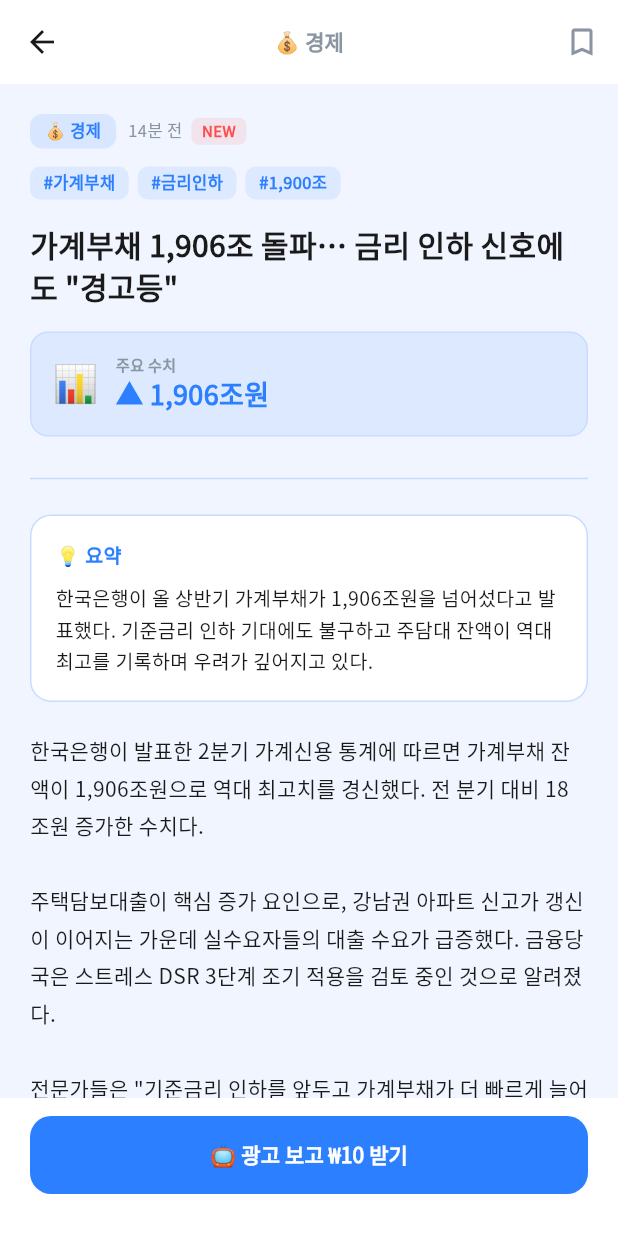
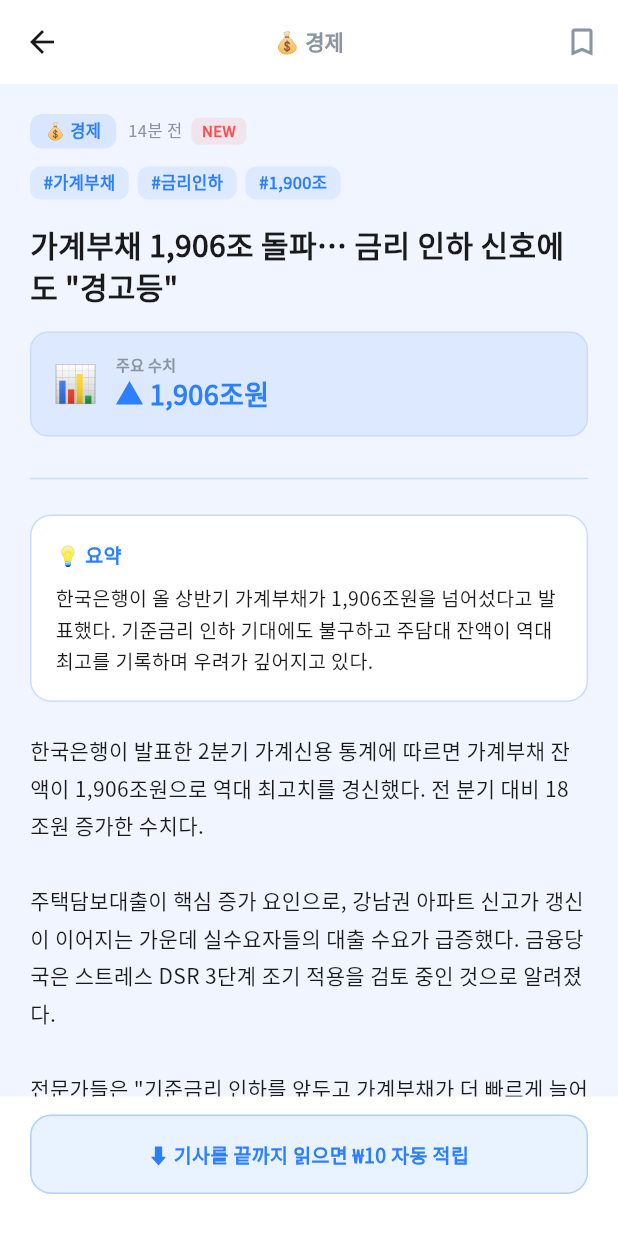
Before and after one commit to freekino2000-boop/myming-flutter, a Flutter app: the ArticleViewPage screen opened directly with sample values from the repository, on a phone screen of 412 x 824 dp. Shown: the top 1233 px of the screen. Run offline on Flutter 3.47's test engine with Material 3 defaults, Android fonts, the phone set to English and light mode, and no system bars; our stand-ins replace dio, google_fonts, pedometer, shared_preferences, webview_flutter; missing offline and left inert: flame; accounts and stored records are empty.

Commit message:
feat: 카드뉴스 스크롤 완료 시 자동 적립, overscroll 텐션 제거
- 기사 탭 시 즉시 읽음 처리하던 버그 수정 → 스크롤 90% 도달 시 자동 적립
- ArticleViewPage를 StatefulWidget으로 전환, ScrollController로 스크롤 감지
- 하단 버튼 제거 → 안내 문구 표시 (읽기 전/후 상태 구분)
- MaterialScrollBehavior.overscroll: false로 앱 전체 stretch 효과 제거

Co-Authored-By: Claude Sonnet 4.6 <noreply@anthropic.com>

```diff
--- a/lib/main.dart
+++ b/lib/main.dart
@@ -72,6 +72,7 @@ class _MyMingAppState extends State<MyMingApp> with WidgetsBindingObserver {
       title: '마이밍',
       debugShowCheckedModeBanner: false,
       theme: AppTheme.theme,
+      scrollBehavior: const MaterialScrollBehavior().copyWith(overscroll: false),
       initialRoute: '/login',
       // ── 전체 라우트 테이블 ────────────────────────────────
       routes: {
--- a/lib/pages/card_news/article_view_page.dart
+++ b/lib/pages/card_news/article_view_page.dart
@@ -7,13 +7,66 @@ import '../../models/app_state.dart';
 import '../../models/card_news_model.dart';
 import '../../theme/app_theme.dart';
 
-class ArticleViewPage extends StatelessWidget {
+class ArticleViewPage extends StatefulWidget {
   final CardNews news;
   const ArticleViewPage({super.key, required this.news});
 
   @override
+  State<ArticleViewPage> createState() => _ArticleViewPageState();
+}
+
+class _ArticleViewPageState extends State<ArticleViewPage> {
+  final _scrollController = ScrollController();
+  bool _earned = false;
+
+  @override
+  void initState() {
+    super.initState();
+    if (!widget.news.isRead) {
+      _scrollController.addListener(_onScroll);
+    }
+  }
+
+  @override
+  void dispose() {
+    _scrollController.dispose();
+    super.dispose();
+  }
+
+  void _onScroll() {
+    if (_earned || widget.news.isRead) return;
+    final pos = _scrollController.position;
+    if (pos.pixels >= pos.maxScrollExtent * 0.9) {
+      _markRead();
+    }
+  }
+
+  void _markRead() {
+    if (_earned || widget.news.isRead) return;
+    setState(() {
+      _earned = true;
+      widget.news.isRead = true;
+    });
+    final state = context.read<AppState>();
+    state.readCNArticle();
+    state.earn('📰', '기사 읽기 적립', 10);
+    ScaffoldMessenger.of(context).showSnackBar(
+      const SnackBar(content: Text('₩10 적립! 기사를 다 읽었어요 🎉'), duration: Duration(seconds: 2)),
+    );
+  }
+
+  Color _catColor(NewsCategory cat) {
+    switch (cat) {
+      case NewsCategory.economy:  return AppColors.economy;
+      case NewsCategory.realty:   return AppColors.realty;
+      case NewsCategory.issue:    return AppColors.issue;
+      case NewsCategory.tenancy:  return AppColors.tenancy;
+    }
+  }
+
+  @override
   Widget build(BuildContext context) {
-    final state = context.watch<AppState>();
+    final isRead = widget.news.isRead;
 
     return Scaffold(
       backgroundColor: AppColors.surface,
@@ -24,15 +77,16 @@ class ArticleViewPage extends StatelessWidget {
           icon: const Icon(Icons.arrow_back, color: AppColors.text),
           onPressed: () => Navigator.pop(context),
         ),
-        title: Text(news.category.label, style: const TextStyle(fontSize: 14, color: AppColors.muted, fontWeight: FontWeight.w700)),
+        title: Text(widget.news.category.label, style: const TextStyle(fontSize: 14, color: AppColors.muted, fontWeight: FontWeight.w700)),
         actions: [
           IconButton(
-            icon: Icon(news.isBookmarked ? Icons.bookmark : Icons.bookmark_border, color: news.isBookmarked ? AppColors.primary : AppColors.muted),
+            icon: Icon(widget.news.isBookmarked ? Icons.bookmark : Icons.bookmark_border, color: widget.news.isBookmarked ? AppColors.primary : AppColors.muted),
             onPressed: () {},
           ),
         ],
       ),
       body: SingleChildScrollView(
+        controller: _scrollController,
         padding: const EdgeInsets.all(20),
         child: Column(
           crossAxisAlignment: CrossAxisAlignment.start,
@@ -42,12 +96,12 @@ class ArticleViewPage extends StatelessWidget {
               children: [
                 Container(
                   padding: const EdgeInsets.symmetric(horizontal: 10, vertical: 3),
-                  decoration: BoxDecoration(color: _catColor(news.category).withOpacity(0.12), borderRadius: BorderRadius.circular(8)),
-                  child: Text(news.category.label, style: TextStyle(fontSize: 11, fontWeight: FontWeight.w700, color: _catColor(news.category))),
+                  decoration: BoxDecoration(color: _catColor(widget.news.category).withOpacity(0.12), borderRadius: BorderRadius.circular(8)),
+                  child: Text(widget.news.category.label, style: TextStyle(fontSize: 11, fontWeight: FontWeight.w700, color: _catColor(widget.news.category))),
                 ),
                 const SizedBox(width: 8),
-                Text(news.time, style: AppTheme.caption),
-                if (news.isNew) ...[
+                Text(widget.news.time, style: AppTheme.caption),
+                if (widget.news.isNew) ...[
                   const SizedBox(width: 6),
                   Container(padding: const EdgeInsets.symmetric(horizontal: 7, vertical: 2), decoration: BoxDecoration(color: const Color(0x1AFF4B4B), borderRadius: BorderRadius.circular(5)), child: const Text('NEW', style: TextStyle(fontSize: 10, fontWeight: FontWeight.w900, color: Color(0xFFFF4B4B)))),
                 ],
@@ -59,7 +113,7 @@ class ArticleViewPage extends StatelessWidget {
             // 키워드
             Wrap(
               spacing: 6, runSpacing: 4,
-              children: news.keywords.map((k) => Container(
+              children: widget.news.keywords.map((k) => Container(
                 padding: const EdgeInsets.symmetric(horizontal: 9, vertical: 3),
                 decoration: BoxDecoration(color: AppColors.primaryDim, borderRadius: BorderRadius.circular(7)),
                 child: Text('#$k', style: const TextStyle(fontSize: 11, fontWeight: FontWeight.w700, color: AppColors.primary)),
@@ -69,12 +123,12 @@ class ArticleViewPage extends StatelessWidget {
             const SizedBox(height: 16),
 
             // 헤드라인
-            Text(news.headline, style: const TextStyle(fontSize: 20, fontWeight: FontWeight.w900, color: AppColors.text, height: 1.4)),
+            Text(widget.news.headline, style: const TextStyle(fontSize: 20, fontWeight: FontWeight.w900, color: AppColors.text, height: 1.4)),
 
             const SizedBox(height: 16),
 
             // 수치 박스
-            if (news.stat.isNotEmpty)
+            if (widget.news.stat.isNotEmpty)
               Container(
                 width: double.infinity,
                 padding: const EdgeInsets.all(14),
@@ -87,7 +141,7 @@ class ArticleViewPage extends StatelessWidget {
                       crossAxisAlignment: CrossAxisAlignment.start,
                       children: [
                         const Text('주요 수치', style: TextStyle(fontSize: 10, color: AppColors.muted, fontWeight: FontWeight.w700)),
-                        Text(news.stat, style: const TextStyle(fontSize: 18, fontWeight: FontWeight.w900, color: AppColors.primary)),
+                        Text(widget.news.stat, style: const TextStyle(fontSize: 18, fontWeight: FontWeight.w900, color: AppColors.primary)),
                       ],
                     ),
                   ],
@@ -107,7 +161,7 @@ class ArticleViewPage extends StatelessWidget {
                 children: [
                   const Text('💡 요약', style: TextStyle(fontSize: 13, fontWeight: FontWeight.w900, color: AppColors.primary)),
                   const SizedBox(height: 8),
-                  Text(news.summary, style: AppTheme.body.copyWith(height: 1.6)),
+                  Text(widget.news.summary, style: AppTheme.body.copyWith(height: 1.6)),
                 ],
               ),
             ),
@@ -115,7 +169,7 @@ class ArticleViewPage extends StatelessWidget {
             const SizedBox(height: 20),
 
             // 본문
-            Text(news.content, style: AppTheme.body.copyWith(height: 1.8, fontSize: 14)),
+            Text(widget.news.content, style: AppTheme.body.copyWith(height: 1.8, fontSize: 14)),
 
             const SizedBox(height: 24),
             const Divider(color: AppColors.border),
@@ -124,9 +178,9 @@ class ArticleViewPage extends StatelessWidget {
             // 반응 + 공유
             Row(
               children: [
-                _ReactButton(icon: '❤️', count: '${news.likesCount}', onTap: () {}),
+                _ReactButton(icon: '❤️', count: '${widget.news.likesCount}', onTap: () {}),
                 const SizedBox(width: 12),
-                _ReactButton(icon: '🔖', count: '${news.bookmarksCount}', onTap: () {}),
+                _ReactButton(icon: '🔖', count: '${widget.news.bookmarksCount}', onTap: () {}),
                 const Spacer(),
                 TextButton.icon(
                   onPressed: () {},
@@ -141,18 +195,9 @@ class ArticleViewPage extends StatelessWidget {
         ),
       ),
 
-      // 하단 적립 바
-      bottomNavigationBar: _EarnBar(isRead: news.isRead),
+      // 하단 상태 바
+      bottomNavigationBar: _StatusBar(isRead: isRead),
     );
-  }
-
-  Color _catColor(NewsCategory cat) {
-    switch (cat) {
-      case NewsCategory.economy:  return AppColors.economy;
-      case NewsCategory.realty:   return AppColors.realty;
-      case NewsCategory.issue:    return AppColors.issue;
-      case NewsCategory.tenancy:  return AppColors.tenancy;
-    }
   }
 }
 
@@ -176,33 +221,31 @@ class _ReactButton extends StatelessWidget {
   }
 }
 
-class _EarnBar extends StatelessWidget {
+class _StatusBar extends StatelessWidget {
   final bool isRead;
-  const _EarnBar({required this.isRead});
+  const _StatusBar({required this.isRead});
 
   @override
   Widget build(BuildContext context) {
     return Container(
       padding: const EdgeInsets.fromLTRB(20, 12, 20, 28),
       color: AppColors.card,
-      child: ElevatedButton(
-        onPressed: isRead ? null : () {
-          // TODO: 광고 SDK 호출 → 완료 콜백에서 earn() 처리
-          context.read<AppState>().earn('📰', '기사 읽기 적립', 10);
-          ScaffoldMessenger.of(context).showSnackBar(
-            const SnackBar(content: Text('₩10 적립! 기사를 다 읽었어요 🎉'), duration: Duration(seconds: 2)),
-          );
-        },
-        style: ElevatedButton.styleFrom(
-          backgroundColor: isRead ? AppColors.surface : AppColors.primary,
-          foregroundColor: isRead ? AppColors.muted : Colors.white,
-          minimumSize: const Size(double.infinity, 52),
-          shape: RoundedRectangleBorder(borderRadius: BorderRadius.circular(14)),
-          elevation: 0,
+      child: Container(
+        width: double.infinity,
+        padding: const EdgeInsets.symmetric(vertical: 16),
+        decoration: BoxDecoration(
+          color: isRead ? AppColors.surface : AppColors.primaryDim,
+          borderRadius: BorderRadius.circular(14),
+          border: Border.all(color: isRead ? AppColors.border : AppColors.primary.withOpacity(0.3)),
         ),
         child: Text(
-          isRead ? '✅ 이미 읽은 기사 (+₩10 완료)' : '📺 광고 보고 ₩10 받기',
-          style: const TextStyle(fontSize: 14, fontWeight: FontWeight.w900),
+          isRead ? '✅ 이미 읽은 기사 (+₩10 완료)' : '⬇️ 기사를 끝까지 읽으면 ₩10 자동 적립',
+          textAlign: TextAlign.center,
+          style: TextStyle(
+            fontSize: 13,
+            fontWeight: FontWeight.w700,
+            color: isRead ? AppColors.muted : AppColors.primary,
+          ),
         ),
       ),
     );
--- a/lib/pages/card_news/card_news_page.dart
+++ b/lib/pages/card_news/card_news_page.dart
@@ -204,12 +204,9 @@ class _CardNewsPageState extends State<CardNewsPage> {
     );
   }
 
-  void _onRead(BuildContext context, CardNews news) {
-    if (!news.isRead) {
-      context.read<AppState>().readCNArticle();
-      setState(() => news.isRead = true);
-    }
-    Navigator.push(context, MaterialPageRoute(builder: (_) => ArticleViewPage(news: news)));
+  void _onRead(BuildContext context, CardNews news) async {
+    await Navigator.push(context, MaterialPageRoute(builder: (_) => ArticleViewPage(news: news)));
+    if (mounted) setState(() {});
   }
 }
 
```
